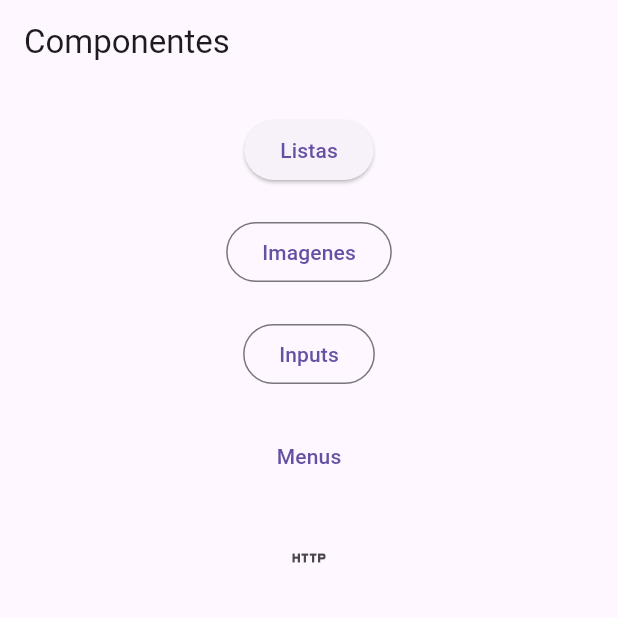
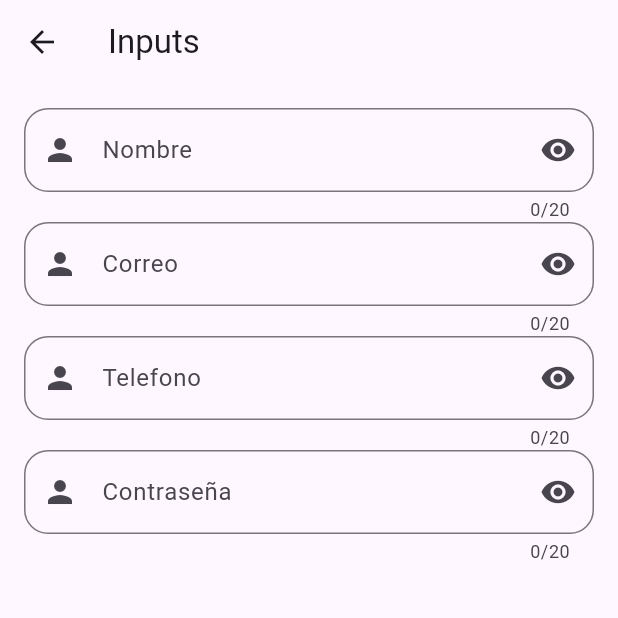
Before and after one commit to jalvarenga-unah/IS513-IIPAC-2024, a Flutter app: the screen it shows after launch, after a tap on "Inputs", on a phone screen of 412 x 824 dp, the top half of it. Run offline on Flutter 3.47's test engine with Material 3 defaults, Android fonts, the phone set to English and light mode, and no system bars.

Commit message:
Manejo de TextFields

```diff
--- a/intro-flutter/componentes/lib/home_page.dart
+++ b/intro-flutter/componentes/lib/home_page.dart
@@ -33,7 +33,7 @@ class HomePage extends StatelessWidget {
             ),
             const SizedBox(height: 20),
             OutlinedButton(
-              onPressed: () {},
+              onPressed: () => Navigator.of(context).pushNamed('inputs'),
               child: const Text('Inputs'),
             ),
             const SizedBox(height: 20),
--- a/intro-flutter/componentes/lib/imagenes_page.dart
+++ b/intro-flutter/componentes/lib/imagenes_page.dart
@@ -17,9 +17,16 @@ class ImagenesPage extends StatelessWidget {
             image: AssetImage('assets/images/logo-is.jpg'),
             width: 200,
             fit: BoxFit.cover,
-          )
+          ),
 
-          //imagenes de internet
+          SizedBox(height: 20),
+
+          Image.asset(
+            'assets/images/logo-is.jpg',
+            width: 100,
+          ),
+
+          //TODO: implementar las imagenes desde URL//imagenes de internet
         ],
       ),
     );
--- /dev/null
+++ b/intro-flutter/componentes/lib/inpust_page.dart
@@ -0,0 +1,62 @@
+import 'package:flutter/material.dart';
+
+class InputsPage extends StatelessWidget {
+  const InputsPage({super.key});
+
+  @override
+  Widget build(BuildContext context) {
+    return Scaffold(
+      appBar: AppBar(
+        title: Text('Inputs'),
+      ),
+      body: Padding(
+        padding: EdgeInsets.all(16),
+        child: Column(
+          children: [
+            CustomInput(
+              label: 'Nombre',
+            ),
+            CustomInput(
+              label: 'Correo',
+            ),
+            CustomInput(
+              label: 'Telefono',
+            ),
+            CustomInput(
+              label: 'Contraseña',
+            ),
+          ],
+        ),
+      ),
+    );
+  }
+}
+
+class CustomInput extends StatelessWidget {
+  const CustomInput({
+    super.key,
+    required this.label,
+  });
+
+  final String label;
+
+  @override
+  Widget build(BuildContext context) {
+    return TextField(
+      // controller: ,
+      keyboardType: TextInputType.text,
+      style: TextStyle(color: Colors.teal),
+      maxLength: 20,
+      maxLines: 1,
+      decoration: InputDecoration(
+        hintText: 'Ingrese su nombre',
+        label: Text(label),
+        border: OutlineInputBorder(borderRadius: BorderRadius.circular(16)),
+        // suffix: Icon(Icons.person),
+        errorText: null, //'El nombre es obligatorio',
+        suffixIcon: Icon(Icons.remove_red_eye),
+        prefixIcon: Icon(Icons.person),
+      ),
+    );
+  }
+}
--- a/intro-flutter/componentes/lib/main.dart
+++ b/intro-flutter/componentes/lib/main.dart
@@ -1,5 +1,6 @@
 import 'package:componentes/home_page.dart';
 import 'package:componentes/imagenes_page.dart';
+import 'package:componentes/inpust_page.dart';
 import 'package:componentes/listas_page.dart';
 import 'package:flutter/material.dart';
 
@@ -19,7 +20,7 @@ class MyApp extends StatelessWidget {
         'home': (context) => const HomePage(),
         'listas': (context) => ListasPage(),
         'imagenes': (context) => const ImagenesPage(),
-        'inputs': (context) => ListasPage(),
+        'inputs': (context) => InputsPage(),
         'menus': (context) => ListasPage(),
         'peticiones': (context) => ListasPage(),
       },
```
